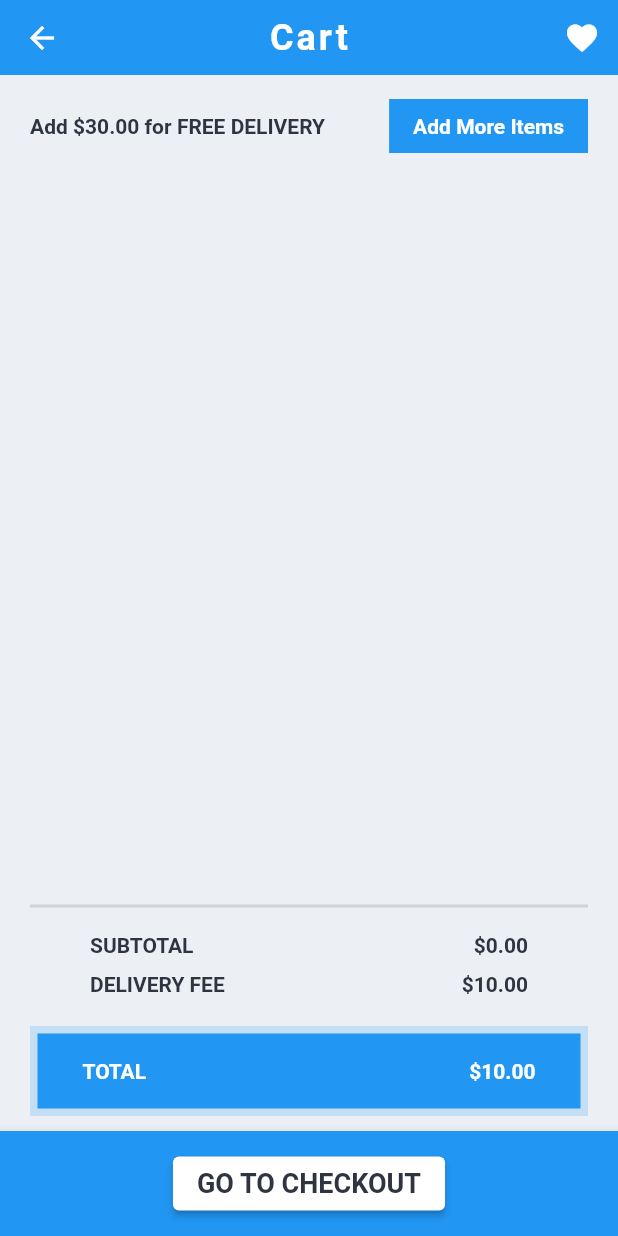
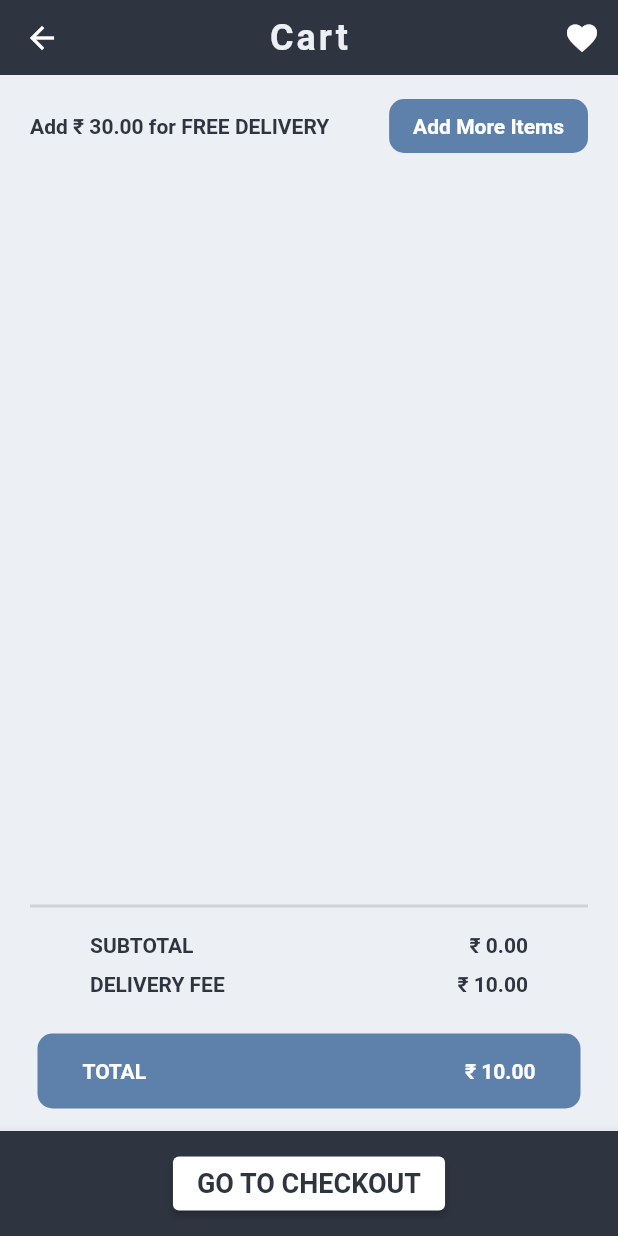
Before and after one commit to ManthanParadhi/xr-store, a Flutter app: the screen it shows after launch, after a tap on the "shopping cart" icon, on a phone screen of 412 x 824 dp. Run offline on Flutter 3.47's test engine with Material 2 defaults, Android fonts, the phone set to English and light mode, and no system bars; our stand-ins replace bloc, carousel_slider, cloud_firestore, equatable, firebase_core, flutter_bloc and 2 more; missing offline and left inert: ar_flutter_plugin, flutter_archive; accounts and stored records are empty; network calls fail; Roboto replaces fonts that are missing (Avenir, Rubik).

Commit message:
new ui some changes done

```diff
--- a/lib/config/theme.dart
+++ b/lib/config/theme.dart
@@ -11,50 +11,50 @@ ThemeData theme() {
 TextTheme textTheme() {
   return const TextTheme(
     headline1: TextStyle(
-      color: Color(0xff2E3440),
+      color: Color(0xff2e3440),
       fontWeight: FontWeight.bold,
       fontSize: 36,
     ),
     headline2: TextStyle(
-      color:Color(0xff2E3440),
+      color:Color(0xff2e3440),
       fontWeight: FontWeight.bold,
       fontSize: 24,
     ),
     headline3: TextStyle(
-      color: Color(0xff2E3440),
+      color: Color(0xff2e3440),
       fontWeight: FontWeight.bold,
       fontSize: 18,
     ),
     headline4: TextStyle(
-      color: Color(0xff2E3440),
+      color: Color(0xff2e3440),
       fontWeight: FontWeight.bold,
       fontSize: 16,
     ),
     headline5: TextStyle(
-      color: Color(0xff2E3440),
+      color: Color(0xff2e3440),
       fontWeight: FontWeight.bold,
       fontSize: 14,
     ),
     headline6: TextStyle(
-      color: Color(0xff2E3440),
+      color: Color(0xff2e3440),
       fontWeight: FontWeight.normal,
       fontSize: 14,
     ),
     bodyText1: TextStyle(
-      color: Color(0xff2E3440),
+      color: Color(0xff2e3440),
       fontWeight: FontWeight.normal,
       height: 1.75,
       fontSize: 12,
     ),
     bodyText2: TextStyle(
-      color: Color(0xff2E3440),
+      color: Color(0xff2e3440),
       fontWeight: FontWeight.normal,
       fontSize: 10,
     ),
     subtitle1: TextStyle(
-      color: Color(0xff2E3440),
-      fontWeight: FontWeight.normal,
-      fontSize: 16,
+      color: Color(0xff2e3440),
+      fontWeight: FontWeight.w600,
+      fontSize: 17,
     ),
   );
 }
--- a/lib/models/cart_model.dart
+++ b/lib/models/cart_model.dart
@@ -33,7 +33,7 @@ class Cart extends Equatable{
     }
     else{
       double missing = 30.0-subtotal;
-      return ('Add \$${missing.toStringAsFixed(2)} for FREE DELIVERY');
+      return ('Add \₹ ${missing.toStringAsFixed(2)} for FREE DELIVERY');
     }
   }
   double get total => subtotal + deliveryFee(subtotal);
--- a/lib/screens/cart_screen.dart
+++ b/lib/screens/cart_screen.dart
@@ -41,8 +41,10 @@ class CartScreen extends StatelessWidget {
                               Navigator.pushNamed(context, '/');
                             },
                               style: ElevatedButton.styleFrom(
-                                primary: Colors.blue,
-                                shape: RoundedRectangleBorder(),
+                                primary: Color(0xff5e81ac),
+                                shape: RoundedRectangleBorder(
+                                  borderRadius: BorderRadius.circular(10)
+                                ),
                                 elevation: 0,
                               ),
                               child: Text(
--- a/lib/screens/catalog_screen.dart
+++ b/lib/screens/catalog_screen.dart
@@ -32,7 +32,7 @@ class CatalogScreen extends StatelessWidget {
             return  GridView.builder(
          padding: const EdgeInsets.symmetric(horizontal: 8.0, vertical: 20.0),
            gridDelegate: const SliverGridDelegateWithFixedCrossAxisCount(
-               crossAxisCount: 2, childAspectRatio: 1.15),
+               crossAxisCount: 2, childAspectRatio: 0.68),
            itemCount: state.products.where((product) => product.category ==
                category.name).toList().length,
            itemBuilder: (BuildContext context, int index){
--- a/lib/screens/wishlist_screen.dart
+++ b/lib/screens/wishlist_screen.dart
@@ -29,7 +29,7 @@ class WishlistScreen extends StatelessWidget {
                 padding: const EdgeInsets.symmetric(
                     horizontal: 8.0, vertical: 16.0),
                 gridDelegate: const SliverGridDelegateWithFixedCrossAxisCount(
-                    crossAxisCount: 1, childAspectRatio: 2.2),
+                    crossAxisCount: 1, childAspectRatio: 1.3),
                 itemCount:state.wishlist.products.length,
                 itemBuilder: (BuildContext context, int index) {
                   return Center(
--- a/lib/widget/custom_appbar.dart
+++ b/lib/widget/custom_appbar.dart
@@ -5,7 +5,7 @@ class CustomAppBar extends StatelessWidget with PreferredSizeWidget {
   @override
   Widget build(BuildContext context) {
     return AppBar(
-      backgroundColor: Colors.blue,
+      backgroundColor: Color(0xff2e3440),
       elevation: 0,
       centerTitle: true,
       title: Text(
@@ -13,7 +13,7 @@ class CustomAppBar extends StatelessWidget with PreferredSizeWidget {
         style: TextStyle(
           letterSpacing: 2.0,
           fontSize: 24.0,
-          color: Colors.white,
+          color: Color(0xffeceff4),
           fontFamily: 'Avenir',
           fontWeight: FontWeight.bold,
         ),
--- a/lib/widget/custom_navbar.dart
+++ b/lib/widget/custom_navbar.dart
@@ -14,7 +14,7 @@ class CustomNavBar extends StatelessWidget {
   @override
   Widget build(BuildContext context) {
     return BottomAppBar(
-      color: Colors.blue,
+      color: Color(0xff2e3440),
       child: Container(
         height: 70.0,
         child: Row(
@@ -50,20 +50,20 @@ class CustomNavBar extends StatelessWidget {
     return [
       IconButton(onPressed: (){
         Navigator.popUntil(context,ModalRoute.withName('/'));
-      }, icon: Icon(Icons.home, color: Colors.white)),
+      }, icon: Icon(Icons.home, color: Color(0xffeceff4))),
       IconButton(onPressed: (){
         Navigator.pushNamed(context, '/cart');
-      }, icon: Icon(Icons.shopping_cart, color: Colors.white)),
+      }, icon: Icon(Icons.shopping_cart, color: Color(0xffeceff4))),
       IconButton(onPressed: (){
         Navigator.pushNamed(context, '/signup');
-      }, icon: Icon(Icons.person,color: Colors.white)),
+      }, icon: Icon(Icons.person,color: Color(0xffeceff4))),
     ];
   }
 
   List<Widget> _buildAddToCartNavBar(context,product){
     return [
       IconButton(onPressed:(){}, icon: Icon(Icons.share), color:
-      Colors.white,),
+      Color(0xffeceff4),),
       BlocBuilder<WishlistBloc, WishlistState>(
         builder: (context, state) {
           return IconButton(onPressed:(){
@@ -72,7 +72,7 @@ class CustomNavBar extends StatelessWidget {
             ScaffoldMessenger.of(context).showSnackBar(snackBar);
           },
             icon: Icon(Icons.favorite),
-            color: Colors.white,);
+            color: Color(0xffeceff4),);
         },
       ),
       BlocBuilder<CartBloc, CartState>(
@@ -91,7 +91,7 @@ class CustomNavBar extends StatelessWidget {
               );
               ScaffoldMessenger.of(context).showSnackBar(snackBar);
             },
-              style: ElevatedButton.styleFrom(primary: Colors.white),
+              style: ElevatedButton.styleFrom(primary: Color(0xffeceff4)),
               child: Text(
                 'ADD TO CART',
                 style: Theme.of(context).textTheme.headline3,),
--- a/lib/widget/hero_carousel_card.dart
+++ b/lib/widget/hero_carousel_card.dart
@@ -46,7 +46,7 @@ class HeroCarouselCard extends StatelessWidget {
                     child: Text(
                         product == null ?category.name:'',
                         style: Theme.of(context).textTheme.headline2.copyWith(
-                          color: Colors.black54,
+                          color: Color(0xff3b4252),
                         )
                     ),
                   ),
--- a/lib/widget/order_summary.dart
+++ b/lib/widget/order_summary.dart
@@ -25,7 +25,7 @@ class OrderSummary extends StatelessWidget {
                 mainAxisAlignment: MainAxisAlignment.spaceBetween,
                 children: [
                   Text('SUBTOTAL', style: Theme.of(context).textTheme.headline5),
-                  Text('\$${state.cart.subtotalString}',
+                  Text('\₹ ${state.cart.subtotalString}',
                       style: Theme.of(context).textTheme.headline5),
                 ],
               ),
@@ -35,7 +35,7 @@ class OrderSummary extends StatelessWidget {
                 children: [
                   Text('DELIVERY FEE', style: Theme.of(context).textTheme
                       .headline5),
-                  Text('\$${state.cart.deliveryFeeString}',style:
+                  Text('\₹ ${state.cart.deliveryFeeString}',style:
                   Theme.of(context).textTheme
                       .headline5),
                 ],
@@ -48,17 +48,11 @@ class OrderSummary extends StatelessWidget {
           children: [
             Container(
               width: MediaQuery.of(context).size.width,
-              height: 60,
-              decoration: BoxDecoration(
-                color: Colors.blue.withAlpha(50),
-              ),
-            ),
-            Container(
-              width: MediaQuery.of(context).size.width,
               margin: const EdgeInsets.all(5.0),
               height: 50,
               decoration: BoxDecoration(
-                color: Colors.blue,
+                borderRadius: BorderRadius.circular(10.0),
+                color: Color(0xff5e81ac),
               ),
               child:Padding(
                 padding: const EdgeInsets.symmetric(horizontal: 30),
@@ -67,7 +61,7 @@ class OrderSummary extends StatelessWidget {
                   children: [
                     Text('TOTAL', style: Theme.of(context).textTheme
                         .headline5.copyWith(color: Colors.white)),
-                    Text('\$${state.cart.totalString}',style:
+                    Text('\₹ ${state.cart.totalString}',style:
                     Theme.of
                       (context)
                         .textTheme
```
Also changed, not shown: lib/screens/product_screen.dart (+20 -14 lines), lib/screens/signup_screen.dart (+7 -4 lines).
